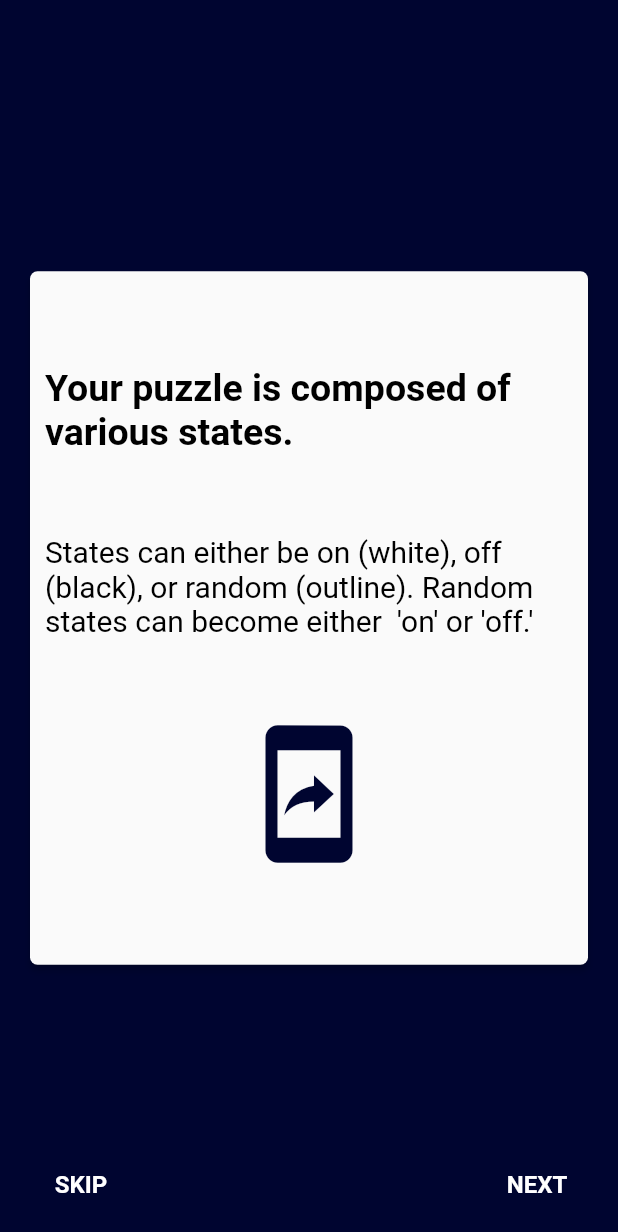
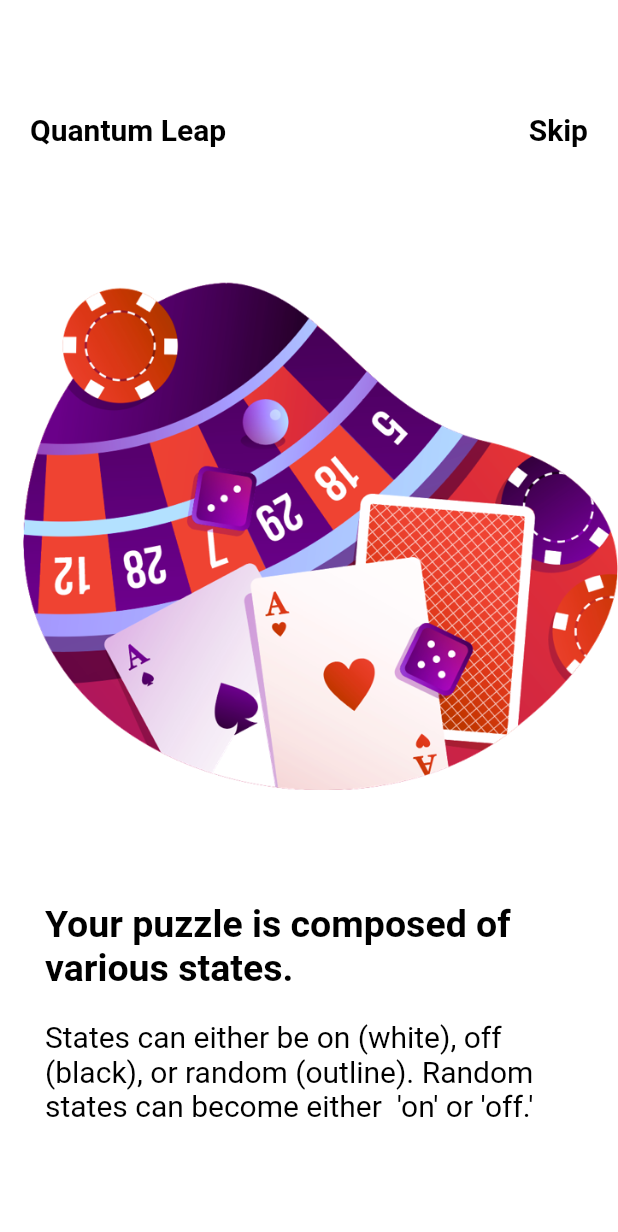
Before and after one commit to nightMue/Quantum-Leap, a Flutter app: the screen it shows after launch, on a phone screen of 412 x 824 dp. Shown: the top 1232 px of the screen. Run offline on Flutter 3.47's test engine with Material 2 defaults, Android fonts, the phone set to English and light mode, and no system bars; drawn by our look-alikes of liquid_swipe; Roboto replaces fonts that are missing (Product Sans).

Commit message:
New onboarding

```diff
--- a/lib/constants/my_navigator.dart
+++ b/lib/constants/my_navigator.dart
@@ -8,4 +8,8 @@ class MyNavigator {
   static void goToIntro(BuildContext context) {
     Navigator.pushNamed(context, "/intro");
   }
+
+  static void goToOboarding(BuildContext context) {
+    Navigator.pushNamed(context, "/onboarding");
+  }
 }
--- a/lib/main.dart
+++ b/lib/main.dart
@@ -1,12 +1,15 @@
 import 'package:flutter/material.dart';
+import 'package:liquid_swipe/liquid_swipe.dart';
 import 'package:quantum_leap/constants/QuantumLeap.dart';
 import 'package:quantum_leap/ui/mains/home.dart';
 import 'package:quantum_leap/ui/mains/splash_screen.dart';
 import 'package:quantum_leap/ui/onboarding/intro_screen.dart';
+import 'package:quantum_leap/ui/onboarding/onboarding.dart';
 
 var routes = <String, WidgetBuilder>{
   "/home": (BuildContext context) => HomeScreen(),
   "/intro": (BuildContext context) => IntroScreen(),
+  "/onboarding": (BuildContext context) => OnBoarding(),
 };
 
 void main() => runApp(new MaterialApp(
--- a/lib/ui/mains/splash_screen.dart
+++ b/lib/ui/mains/splash_screen.dart
@@ -14,7 +14,7 @@ class _SplashScreenState extends State<SplashScreen> {
   void initState() {
     // TODO: implement initState
     super.initState();
-    Timer(Duration(seconds: 5), () => MyNavigator.goToIntro(context));
+    Timer(Duration(seconds: 5), () => MyNavigator.goToOboarding(context));
   }
 
   @override
--- /dev/null
+++ b/lib/ui/onboarding/onboarding.dart
@@ -0,0 +1,201 @@
+import 'package:flutter/material.dart';
+import 'package:liquid_swipe/liquid_swipe.dart';
+import 'package:quantum_leap/constants/QuantumLeap.dart';
+import 'package:quantum_leap/constants/my_navigator.dart';
+import 'package:quantum_leap/widgets/btn_skip_onboarding.dart';
+
+class OnBoarding extends  StatelessWidget{
+  static const TextStyle goldcoinBlackStyle = TextStyle(
+    color: Colors.black,
+    fontSize: 20.0,
+    fontWeight: FontWeight.bold,
+    fontFamily: "Product Sans"
+  );
+
+  static const TextStyle goldCoinWhiteStyle = TextStyle(
+    color: Colors.white,
+    fontSize: 20.0,
+    fontWeight: FontWeight.bold,
+    fontFamily: "Product Sans"
+  );
+
+  static const TextStyle blackStyle = TextStyle(
+    fontSize: 40.0,
+    color: Colors.black,
+    fontFamily: "Product Sans"
+  );
+
+  static const TextStyle whiteStyle = TextStyle(
+    fontSize: 40.0,
+    color: Colors.white,
+    fontFamily: "Product Sans"
+  );
+
+  static const TextStyle boldStyleBlack = TextStyle(
+    fontSize: 25.0,
+    color: Colors.black,
+    fontFamily: "Product Sans",
+    fontWeight: FontWeight.bold
+  );
+
+  static const TextStyle boldStyleWhite = TextStyle(
+    fontSize: 25.0,
+    color: Colors.white,
+    fontFamily: "Product Sans",
+    fontWeight: FontWeight.bold
+  );
+
+  static const TextStyle descriptionBlackStyle = TextStyle(
+    color: Colors.black,
+    fontSize: 20.0,
+    fontFamily: "Product Sans",
+  );
+  static const TextStyle descriptionWhiteStyle = TextStyle(
+    color: Colors.white,
+    fontSize: 20.0,
+    fontFamily: "Product Sans",
+  );
+
+  final pages = [
+    Container(
+      color: Colors.white,
+      child: Column(
+        mainAxisAlignment: MainAxisAlignment.spaceEvenly,
+        crossAxisAlignment: CrossAxisAlignment.start,
+        children: <Widget>[
+          Padding(
+            padding: const EdgeInsets.symmetric(horizontal: 20.0),
+            child: Row(
+              mainAxisAlignment: MainAxisAlignment.spaceBetween,
+              children: <Widget>[
+                Text(
+                  "Quantum Leap",
+                  style: goldcoinBlackStyle,
+                ),
+                SkipButtonOnboarding(textColor: Colors.black)
+              ],
+            ),
+          ),
+          Image.asset("assets/img/firstImage.png"),
+          Padding(
+            padding: const EdgeInsets.symmetric(horizontal: 30.0),
+            child: Column(
+              // mainAxisAlignment: MainAxisAlignment.start,
+              crossAxisAlignment: CrossAxisAlignment.start,
+              children: <Widget>[
+                Text(
+                  "Your puzzle is composed of various states.",
+                  style: boldStyleBlack,
+                ),
+                SizedBox(
+                  height: 20.0,
+                ),
+                Text(
+                  "States can either be on (white), off (black), or random (outline). Random states can become either  'on' or 'off.'",
+                  style: descriptionBlackStyle,
+                ),
+              ],
+            ),
+          )
+        ],
+      ),
+    ),
+    Container(
+      color: QuantumLeap.bg_main_lighter,
+      child: Column(
+        mainAxisAlignment: MainAxisAlignment.spaceEvenly,
+        crossAxisAlignment: CrossAxisAlignment.start,
+        children: <Widget>[
+          Padding(
+            padding: const EdgeInsets.symmetric(horizontal: 20.0),
+            child: Row(
+              mainAxisAlignment: MainAxisAlignment.spaceBetween,
+              children: <Widget>[
+                Text(
+                  "Quantum Leap",
+                  style: goldCoinWhiteStyle,
+                ),
+                SkipButtonOnboarding(textColor:Colors.white)
+              ],
+            ),
+          ),
+          Image.asset("assets/img/secondImage.png"),
+          Padding(
+            padding: const EdgeInsets.symmetric(horizontal: 30.0),
+            child: Column(
+              crossAxisAlignment: CrossAxisAlignment.start,
+              children: <Widget>[
+                Text(
+                  "Your game controls are called gates.",
+                  style: boldStyleWhite,
+                ),
+                SizedBox(
+                  height: 20.0,
+                ),
+                Text(
+                  "Each gate (X, Z, H and CZ)  performs a different action upon the state. Keep track of how they affect the states.",
+                  style: descriptionWhiteStyle,
+                ),
+              ],
+            ),
+          )
+        ],
+      ),
+    ),
+    Container(
+      color: Colors.orange,
+      child: Column(
+        mainAxisAlignment: MainAxisAlignment.spaceEvenly,
+        crossAxisAlignment: CrossAxisAlignment.start,
+        children: <Widget>[
+          Padding(
+            padding: const EdgeInsets.symmetric(horizontal: 20.0),
+            child: Row(
+              mainAxisAlignment: MainAxisAlignment.spaceBetween,
+              children: <Widget>[
+                Text(
+                  "Quantum Leap",
+                  style: goldcoinBlackStyle,
+                ),
+                SkipButtonOnboarding(textColor: Colors.black)
+              ],
+            ),
+          ),
+          Image.asset("assets/img/firstImage.png"),
+          Padding(
+            padding: const EdgeInsets.symmetric(horizontal: 30.0),
+            child: Column(
+              crossAxisAlignment: CrossAxisAlignment.start,
+              children: <Widget>[
+                Text(
+                  "Your objective is to match your board to the target.",
+                  style: boldStyleBlack,
+                ),
+                SizedBox(
+                  height: 20.0,
+                ),
+                Text(
+                  "Match the states on your puzzle  board to the target by applying various gates. Sound simple enough?",
+                  style: descriptionBlackStyle,
+                ),
+              ],
+            ),
+          )
+        ],
+      ),
+    ),
+  ];
+
+  @override
+  Widget build(BuildContext context) {
+    return Scaffold(
+      body: LiquidSwipe(
+      pages: pages,
+      enableLoop: true,
+      fullTransitionValue: 800,
+      enableSlideIcon: true,
+      waveType: WaveType.liquidReveal,
+      positionSlideIcon: 0.5,
+    ));
+  }
+}
--- /dev/null
+++ b/lib/widgets/btn_skip_onboarding.dart
@@ -0,0 +1,26 @@
+import 'package:flutter/material.dart';
+import 'package:quantum_leap/constants/my_navigator.dart';
+
+class SkipButtonOnboarding extends StatelessWidget {
+  final Color textColor;
+
+  const  SkipButtonOnboarding({Key key, this.textColor}): super(key: key);
+
+  @override
+  Widget build(BuildContext context) {
+    return GestureDetector(
+      onTap: () {
+        MyNavigator.goToHome(context);
+      },
+      child: Text(
+        "Skip",
+        style: TextStyle(
+          color: this.textColor,
+          fontSize: 20.0,
+          fontWeight: FontWeight.bold,
+          fontFamily: "Product Sans",
+        )
+      )
+    );
+  }
+}
```
Also changed, not shown: pubspec.yaml (+4 -3 lines), assets/font/Product_Sans_Bold.ttf (added), assets/font/Product_Sans_Regular.ttf (added), assets/img/firstImage.png (added), assets/img/secondImage.png (added), pubspec.lock, 1 other file.
